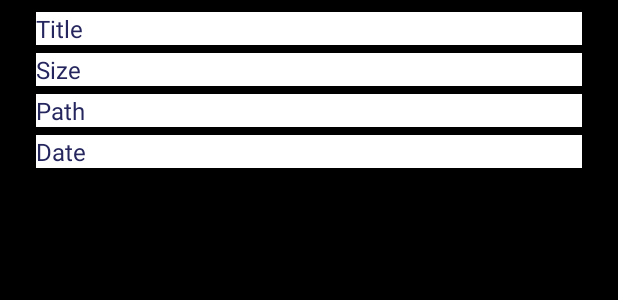
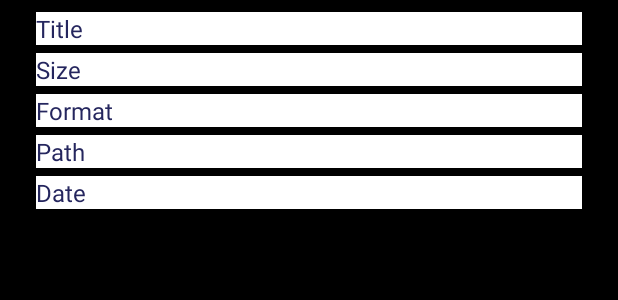
Before and after one commit to rushikeshkate8/MeeVideoPlayer, an Android app: the layout file_info_alert_dialog.xml on its own in the app's theme, with its tools: preview values and no code run, on a phone screen of 412 x 824 dp. Shown: the top 300 px of the screen. Run offline under Robolectric (Android 15) with nearby library versions, the phone set to English and light mode, and no system bars.

Commit message:
Video type added in file info

```diff
--- a/app/src/main/java/com/mee/main/mainUtils/VideoItemModelBottomSheet.kt
+++ b/app/src/main/java/com/mee/main/mainUtils/VideoItemModelBottomSheet.kt
@@ -114,6 +114,7 @@ class VideoItemModelBottomSheet(val position: Int) : BottomSheetDialogFragment()
             bindVideoNameTextView(binding.fileInfoAlertDialogVideoName, video.videoName)
             bindVideoPath(binding.fileInfoAlertDialogPath, video.path)
             bindVideoSize(binding.fileInfoAlertDialogSize, video.videoSize)
+            binding.fileInfoAlertDialogFormat.text = requireActivity().contentResolver.getType(video.assetFileStringUri.toUri())
 
 
             val builder = AlertDialog.Builder(requireContext(), R.style.AlertDialogStyle)
--- a/app/src/main/res/layout/file_info_alert_dialog.xml
+++ b/app/src/main/res/layout/file_info_alert_dialog.xml
@@ -80,6 +80,33 @@
             tools:background="@color/white">
 
             <TextView
+                android:id="@+id/file_info_alert_dialog_format_static"
+                android:layout_width="@dimen/alert_dialog_label_width"
+                android:layout_height="wrap_content"
+                android:layout_alignParentStart="true"
+                android:text="@string/format"
+                android:textColor="@color/text_color_primary"
+                android:textSize="@dimen/alert_dialog_message_text_size" />
+
+            <TextView
+                android:id="@+id/file_info_alert_dialog_format"
+                android:layout_width="match_parent"
+                android:layout_height="wrap_content"
+                android:layout_marginStart="8dp"
+                android:layout_toEndOf="@id/file_info_alert_dialog_format_static"
+                android:textColor="@color/text_color_primary"
+                android:textSize="@dimen/alert_dialog_message_text_size" />
+
+        </RelativeLayout>
+
+        <RelativeLayout
+            android:layout_width="match_parent"
+            android:layout_height="wrap_content"
+            android:layout_marginHorizontal="@dimen/alert_dialog_margin_sides"
+            android:layout_marginBottom="@dimen/alert_dialog_margin_vertical_between_element"
+            tools:background="@color/white">
+
+            <TextView
                 android:id="@+id/file_info_alert_dialog_path_static"
                 android:layout_width="@dimen/alert_dialog_label_width"
                 android:layout_height="wrap_content"
--- a/app/src/main/res/values/strings.xml
+++ b/app/src/main/res/values/strings.xml
@@ -38,9 +38,10 @@
 <!--    File info alert dialog-->
     <string name="information">Information</string>
     <string name="title">Title</string>
+    <string name="size">Size</string>
+    <string name="format">Format</string>
     <string name="path">Path</string>
     <string name="date">Date</string>
-    <string name="size">Size</string>
     <string name="close">Close</string>
 
 <!--    Sorting -->
```
Also changed, not shown: app/src/main/java/com/mee/main/MainActivity.kt (+7 -4 lines), app/src/main/java/com/mee/main/mainUtils/FileObserverUtil.kt (+14 -14 lines).
